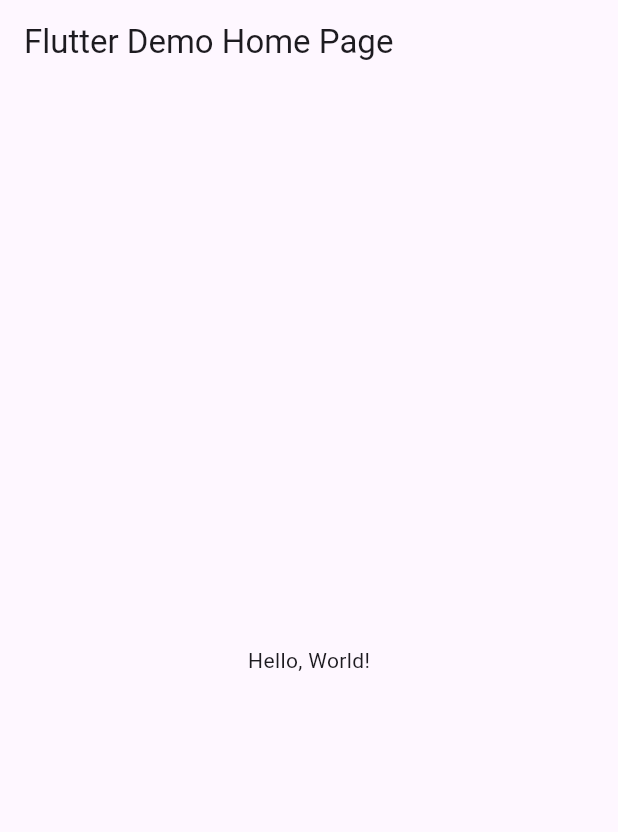
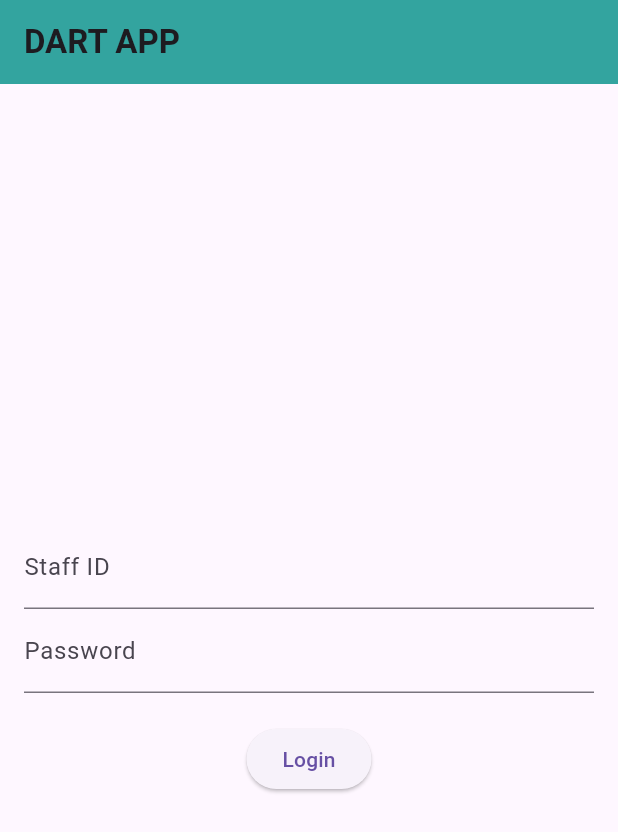
Before and after one commit to Madhanraja0711/access_verifier, a Flutter app: the screen it shows after launch, on a phone screen of 412 x 824 dp. Shown: the top 832 px of the screen. Run offline on Flutter 3.47's test engine with Material 3 defaults, Android fonts, the phone set to English and light mode, and no system bars.

Commit message:
Add files via upload

```diff
--- /dev/null
+++ b/lib/login.dart
@@ -0,0 +1,88 @@
+import 'package:flutter/material.dart';
+import 'service.dart'; // Import your login service
+
+class LoginScreen extends StatefulWidget {
+  @override
+  _LoginScreenState createState() => _LoginScreenState();
+}
+
+class _LoginScreenState extends State<LoginScreen> {
+  final TextEditingController _staffIdController = TextEditingController();
+  final TextEditingController _passwordController = TextEditingController();
+  bool _isLoading = false;
+  String? _errorMessage;
+
+  void _login() async {
+    final staffid = _staffIdController.text;
+    final password = _passwordController.text;
+
+    if (staffid.isEmpty || password.isEmpty) {
+      setState(() {
+        _errorMessage = 'Please fill in both fields';
+      });
+      return;
+    }
+
+    setState(() {
+      _isLoading = true;
+      _errorMessage = null;
+    });
+
+    final success = await login(staffid, password);
+
+    setState(() {
+      _isLoading = false;
+      if (success) {
+        // Navigate to another screen or show a success message
+        Navigator.pushReplacementNamed(
+            context, '/home'); // Example: navigate to home screen
+      } else {
+        _errorMessage = 'Login failed. Please check your credentials.';
+      }
+    });
+  }
+
+  @override
+  Widget build(BuildContext context) {
+    return Scaffold(
+      appBar: AppBar(
+        title: Text(
+          'DART APP',
+          style: TextStyle(fontWeight: FontWeight.bold),
+        ),
+        backgroundColor: Color(0xff33a49f),
+      ),
+      body: Padding(
+        padding: const EdgeInsets.all(16.0),
+        child: Column(
+          mainAxisAlignment: MainAxisAlignment.center,
+          children: [
+            TextField(
+              controller: _staffIdController,
+              decoration: InputDecoration(
+                labelText: 'Staff ID',
+                errorText: _errorMessage,
+              ),
+            ),
+            TextField(
+              controller: _passwordController,
+              decoration: InputDecoration(
+                labelText: 'Password',
+                errorText: _errorMessage,
+              ),
+              obscureText: true,
+            ),
+            SizedBox(height: 20),
+            if (_isLoading)
+              CircularProgressIndicator()
+            else
+              ElevatedButton(
+                onPressed: _login,
+                child: Text('Login'),
+              ),
+          ],
+        ),
+      ),
+    );
+  }
+}
--- a/lib/main.dart
+++ b/lib/main.dart
@@ -1,43 +1,24 @@
 import 'package:flutter/material.dart';
+import 'login.dart'; // Import the login screen
 
-void main() => runApp(MyApp());
+void main() {
+  runApp(MyApp());
+}
 
 class MyApp extends StatelessWidget {
-  const MyApp({super.key});
-  // This widget is the root of your application.
   @override
   Widget build(BuildContext context) {
     return MaterialApp(
-      // Application name
-      title: 'Flutter Hello World',
-      // Application theme data, you can set the colors for the application as
-      // you want
+      title: 'Login App',
       theme: ThemeData(
-        // useMaterial3: false,
         primarySwatch: Colors.blue,
       ),
-      // A widget which will be started on application startup
-      home: MyHomePage(title: 'Flutter Demo Home Page'),
+      home: LoginScreen(),
+      debugShowCheckedModeBanner: false,
+      // Define routes if you have other screens
+      // routes: {
+      //   '/home': (context) => HomeScreen(),
+      // },
     );
   }
 }
-
-class MyHomePage extends StatelessWidget {
-  final String title;
-  const MyHomePage({super.key, required this.title});
-
-  @override
-  Widget build(BuildContext context) {
-    return Scaffold(
-      appBar: AppBar(
-        // The title text which will be shown on the action bar
-        title: Text(title),
-      ),
-      body: Center(
-        child: Text(
-          'Hello, World!',
-        ),
-      ),
-    );
-  }
-}
--- /dev/null
+++ b/lib/service.dart
@@ -0,0 +1,30 @@
+import 'dart:convert';
+import 'package:http/http.dart' as http;
+
+Future<bool> login(String staffid, String password) async {
+  final url = 'https://mcetsss.shop/login/'; // API endpoint URL
+
+  final body = json.encode({
+    'staffid': staffid,
+    'password': password,
+  });
+
+  final response = await http.post(
+    Uri.parse(url),
+    headers: {
+      'Content-Type': 'application/json',
+    },
+    body: body,
+  );
+
+  if (response.statusCode == 200) {
+    final responseBody = json.decode(response.body);
+    // Assuming a successful login response contains a token or some indication of success
+    print('Login successful! Response: $responseBody');
+    return true;
+  } else {
+    print('Login failed with status: ${response.statusCode}');
+    print('Response body: ${response.body}');
+    return false;
+  }
+}
```
